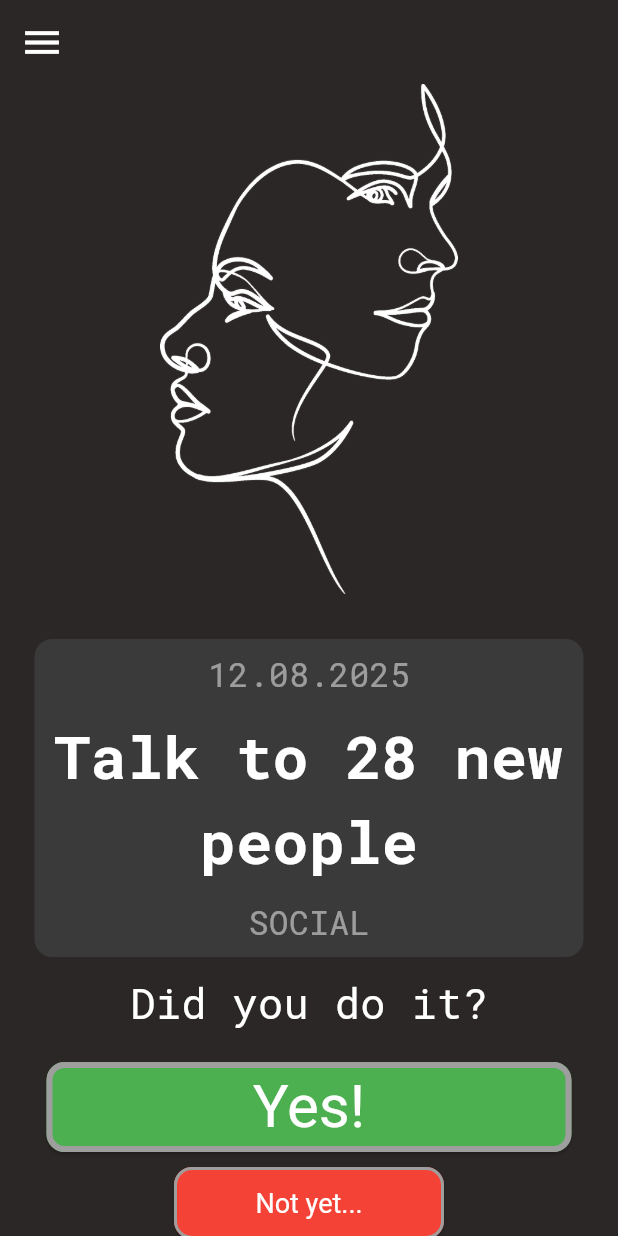
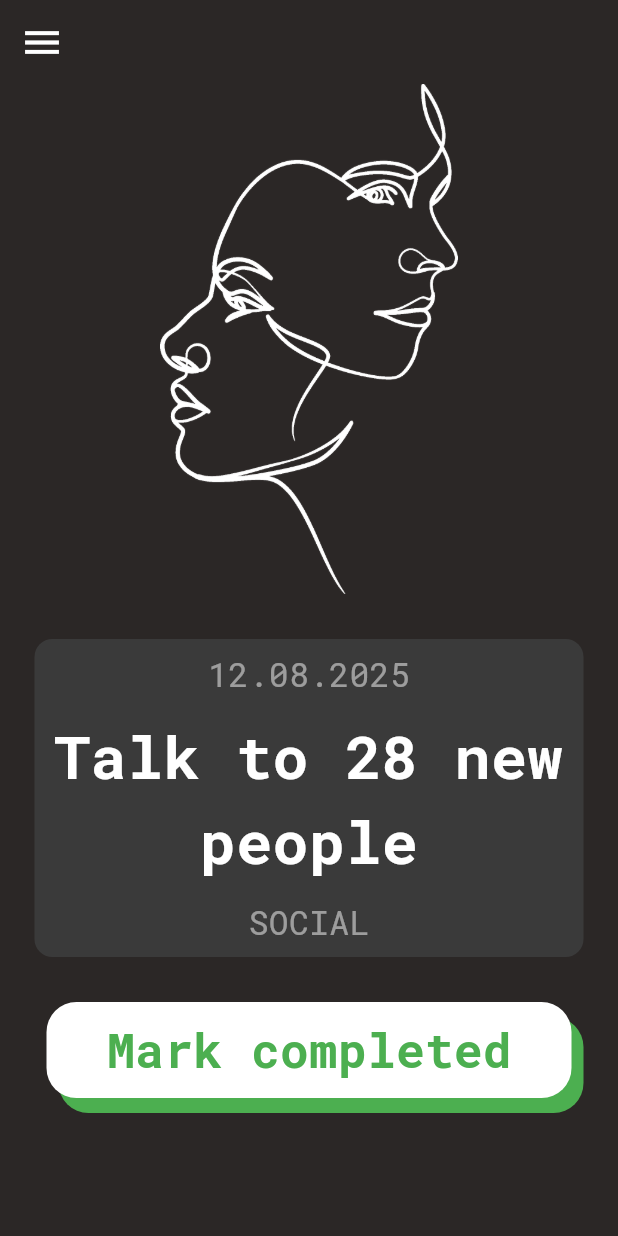
Before and after one commit to temevh/betterbrain, a Flutter app: the screen it shows after launch, on a phone screen of 412 x 824 dp. Run offline on Flutter 3.47's test engine with Material 3 defaults, Android fonts, the phone set to English and light mode, and no system bars; our stand-ins replace table_calendar.

Commit message:
stylized success_btn

```diff
--- a/lib/buttons/success_btn.dart
+++ b/lib/buttons/success_btn.dart
@@ -8,7 +8,20 @@ class SuccessBtn extends StatelessWidget {
   Widget build(BuildContext context) {
     return SizedBox(
       width: 350,
+      child: Container(
+        padding: const EdgeInsets.all(8),
+        decoration: BoxDecoration(
+          color: Colors.white,
+          borderRadius: BorderRadius.circular(20),
+          boxShadow: [
+            BoxShadow(color: Colors.green, offset: const Offset(8, 10)),
+          ],
+        ),
         child: ElevatedButton(
+          style: ElevatedButton.styleFrom(
+            backgroundColor: Colors.transparent,
+            shadowColor: Colors.transparent,
+          ),
           onPressed: () async {
             final result = await Navigator.pushNamed(context, '/success');
 
@@ -21,17 +34,15 @@ class SuccessBtn extends StatelessWidget {
               );
             }
           },
-        style: ElevatedButton.styleFrom(
-          backgroundColor: Colors.green,
-          foregroundColor: Colors.white,
-          minimumSize: Size(200, 60),
-          textStyle: TextStyle(fontSize: 24),
-          shape: RoundedRectangleBorder(
-            borderRadius: BorderRadius.circular(12),
-            side: const BorderSide(color: Colors.grey, width: 4),
+          child: const Text(
+            "Mark completed",
+            style: TextStyle(
+              fontSize: 32,
+              color: Colors.green,
+              fontWeight: FontWeight.bold,
             ),
           ),
-        child: Text("Yes!", style: TextStyle(fontSize: 40)),
+        ),
       ),
     );
   }
--- a/lib/screens/main_screen.dart
+++ b/lib/screens/main_screen.dart
@@ -64,15 +64,17 @@ class _MainScreenState extends State<MainScreen> {
             children: [
               const TaskBox(),
               const SizedBox(height: 10),
+
+              /*
               Text(
                 _completed ? "Well done!" : "Did you do it?",
                 style: TextStyle(color: Colors.white, fontSize: 28),
-              ),
+              ),*/
               const SizedBox(height: 20),
               if (!_completed) ...[
                 const SuccessBtn(),
-                const SizedBox(height: 10),
-                const FailureBtn(),
+                //const SizedBox(height: 10),
+                //const FailureBtn(),
               ],
             ],
           ),
```
Lines whose indentation alone changed are shown as unchanged.
